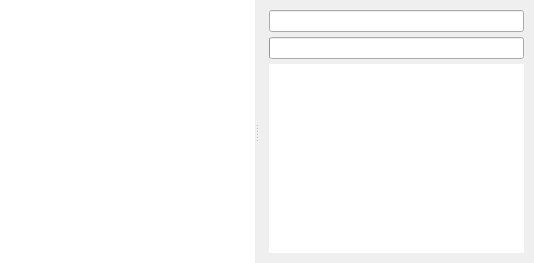
The window that Sources/filemgmt/ptFileMgrWindow.ui (dzz007/photivo) describes before a commit, drawn with Qt 5.
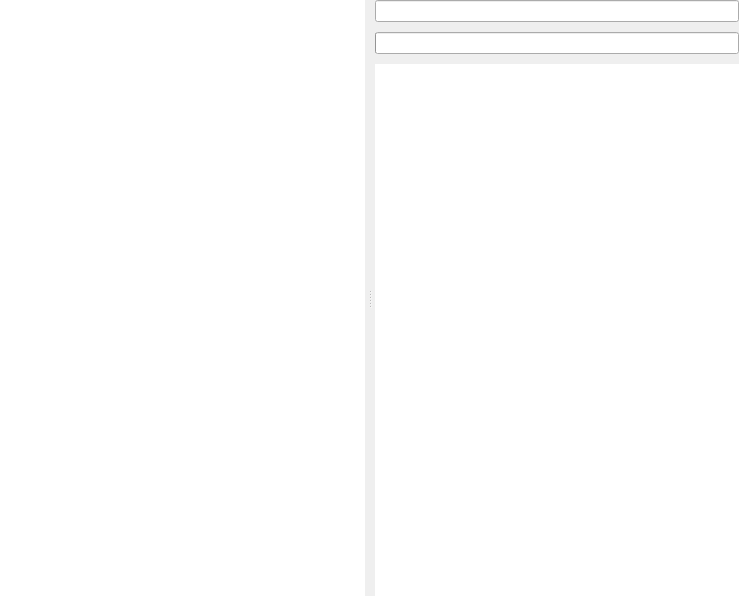
The same window after the commit.

```diff
--- a/Sources/filemgmt/ptFileMgrWindow.ui
+++ b/Sources/filemgmt/ptFileMgrWindow.ui
@@ -6,14 +6,14 @@
    <rect>
     <x>0</x>
     <y>0</y>
-    <width>534</width>
-    <height>263</height>
+    <width>739</width>
+    <height>596</height>
    </rect>
   </property>
   <property name="windowTitle">
    <string/>
   </property>
-  <layout class="QHBoxLayout" name="horizontalLayout">
+  <layout class="QVBoxLayout" name="m_MainLayout">
    <property name="spacing">
     <number>0</number>
    </property>
@@ -25,8 +25,11 @@
      <property name="orientation">
       <enum>Qt::Horizontal</enum>
      </property>
-     <widget class="QWidget" name="verticalLayoutWidget_2">
-      <layout class="QVBoxLayout" name="verticalLayout">
+     <property name="handleWidth">
+      <number>10</number>
+     </property>
+     <widget class="QWidget" name="FMTreePane" native="true">
+      <layout class="QVBoxLayout" name="m_TreePaneLayout">
        <property name="spacing">
         <number>0</number>
        </property>
@@ -69,11 +72,11 @@
      <widget class="QWidget" name="verticalLayoutWidget">
       <layout class="QVBoxLayout" name="m_FileListLayout">
        <property name="spacing">
-        <number>5</number>
-       </property>
-       <property name="margin">
         <number>10</number>
        </property>
+       <property name="margin">
+        <number>0</number>
+       </property>
        <item>
         <widget class="QLineEdit" name="m_PathInput"/>
        </item>
```
Left out of the diff: 2 changed lines with no effect on the pictures.
